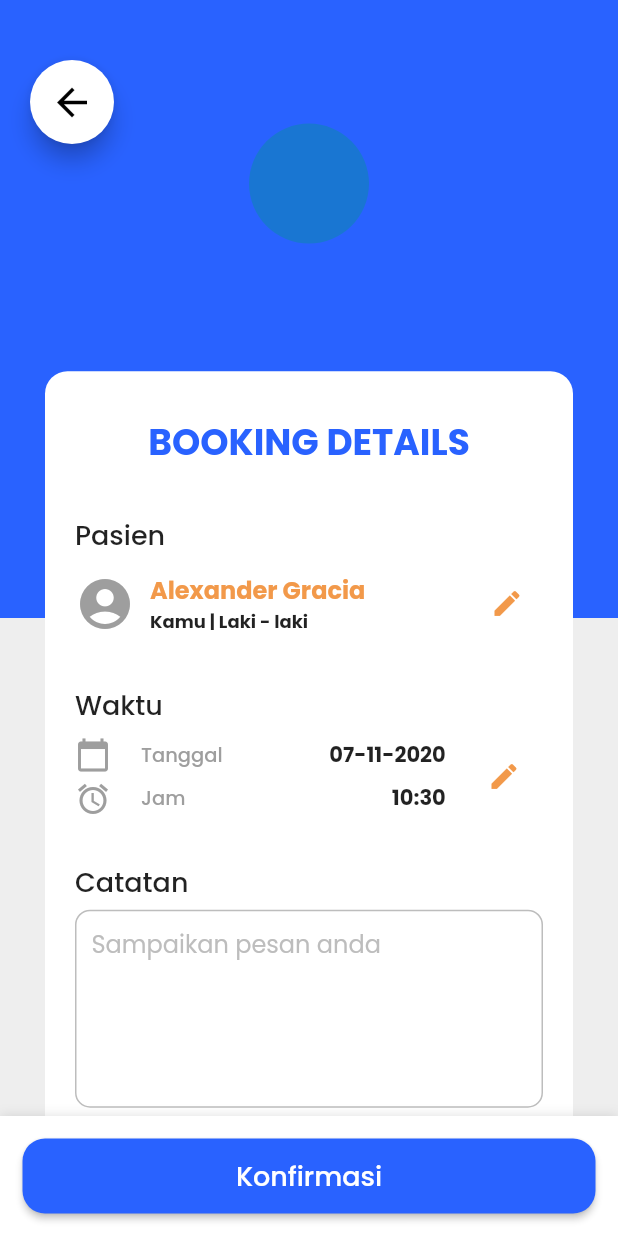
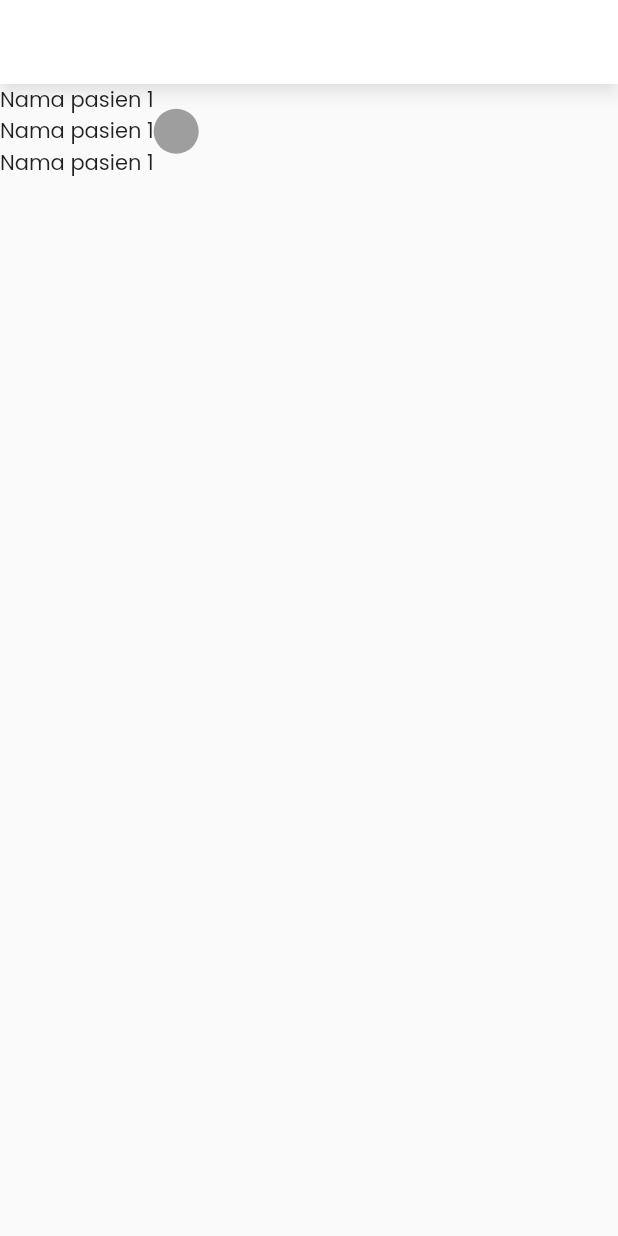
Before and after one commit to zanuarts/RS-TingkatAkhir, a Flutter app: the BookingConfirm screen opened directly with empty values, after a tap on the "edit" icon, on a phone screen of 412 x 824 dp. Run offline on Flutter 3.47's test engine with Material 2 defaults, Android fonts, the phone set to English and light mode, and no system bars; our stand-ins replace carousel_pro, flutter_datetime_picker, google_maps_flutter; missing offline and left inert: cupertino_radio_choice, dart:html.

Commit message:
init change patient page

```diff
--- a/lib/src/ui/pages/booking/page_booking_confirm.dart
+++ b/lib/src/ui/pages/booking/page_booking_confirm.dart
@@ -2,6 +2,7 @@ import 'package:flutter/material.dart';
 import 'package:flutter_datetime_picker/flutter_datetime_picker.dart';
 import 'package:intl/intl.dart';
 import 'package:smkdev/src/constants/constant.dart';
+import 'package:smkdev/src/ui/pages/booking/page_change_patient.dart';
 import 'package:smkdev/src/ui/widgets/booking/bottom_nav.dart';
 
 class BookingConfirm extends StatefulWidget {
@@ -142,7 +143,13 @@ class _BookingConfirmState extends State<BookingConfirm> {
                                 IconButton(
                                     icon: Icon(Icons.edit,
                                         color: colorLabel1, size: 22),
-                                    onPressed: () {})
+                                    onPressed: () {
+                                      Navigator.push(
+                                          context,
+                                          MaterialPageRoute(
+                                              builder: (context) =>
+                                                  ChangePatient()));
+                                    })
                               ],
                             ),
                           ),
--- /dev/null
+++ b/lib/src/ui/pages/booking/page_change_patient.dart
@@ -0,0 +1,44 @@
+import 'dart:html';
+
+import 'package:flutter/material.dart';
+
+class ChangePatient extends StatefulWidget {
+  @override
+  _ChangePatientState createState() => _ChangePatientState();
+}
+
+class _ChangePatientState extends State<ChangePatient> {
+  @override
+  Widget build(BuildContext context) {
+    return Scaffold(
+      appBar: AppBar(
+        backgroundColor: Colors.white,
+        shadowColor: Colors.black38,
+        title: Text("Ganti Pasien"),
+      ),
+      body: ListView(
+        children: [
+          Container(
+              child: Row(
+            children: [
+              Column(
+                children: [
+                  Text("Nama pasien 1"),
+                  Text("Nama pasien 1"),
+                  Text("Nama pasien 1"),
+                ],
+              ),
+              Container(
+                width: 30,
+                height: 30,
+                decoration: BoxDecoration(
+                    borderRadius: BorderRadius.circular(20),
+                    color: Colors.grey),
+              )
+            ],
+          ))
+        ],
+      ),
+    );
+  }
+}
```
